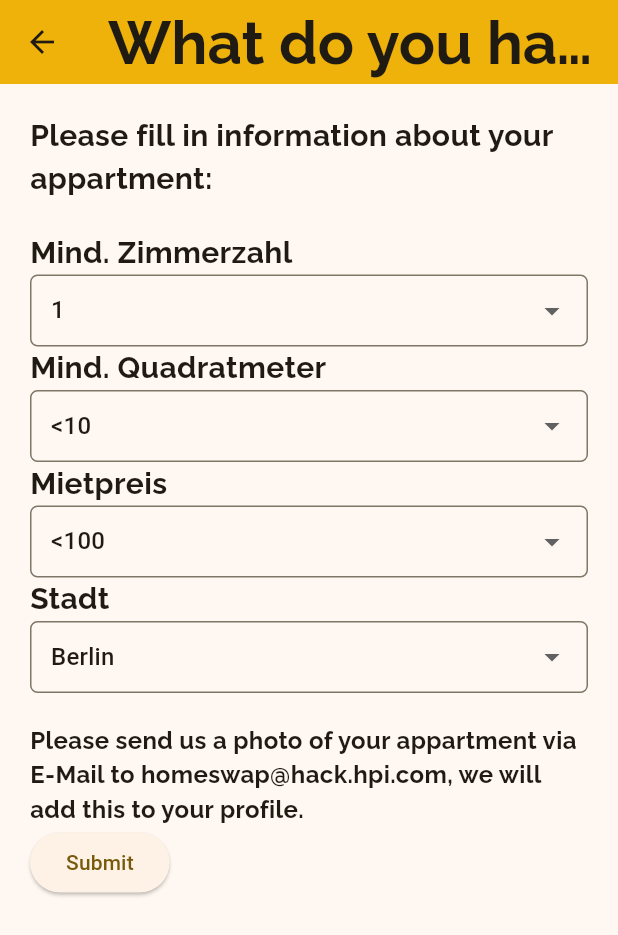
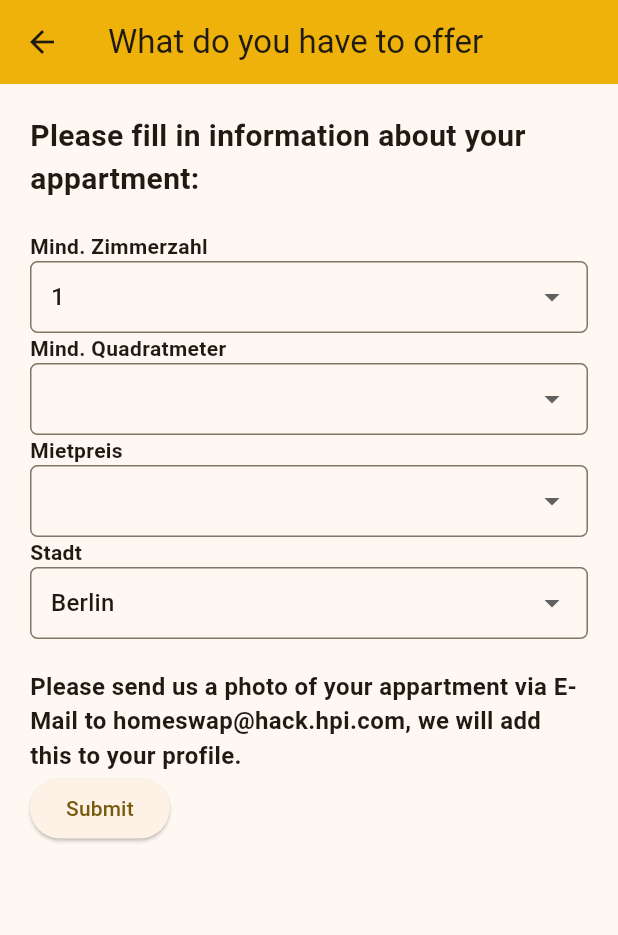
Before and after one commit to Tobias314/HomeSwap, a Flutter app: the ProfilePage screen opened directly, on a phone screen of 412 x 824 dp. Shown: the top 935 px of the screen. Run offline on Flutter 3.47's test engine with Material 3 defaults, Android fonts, the phone set to English and light mode, and no system bars; our stand-ins replace appinio_swiper, confetti, flutter_bloc, settings_ui; network calls fail.

Commit message:
Saving home preferences to database

```diff
--- a/frontend/lib/api/login.dart
+++ b/frontend/lib/api/login.dart
@@ -21,7 +21,7 @@
 
   if (response.statusCode == 200) {
     // Parse the JSON response
-    String userid = String.fromCharCodes(response.bodyBytes);
+    String userid = jsonDecode(String.fromCharCodes(response.bodyBytes));
     print('got back userid: $userid');
     return userid;
   } else {
--- a/frontend/lib/models/ApartmentPreferenceState.dart
+++ b/frontend/lib/models/ApartmentPreferenceState.dart
@@ -11,11 +11,11 @@
   ApartmentPreferenceState({
     this.id = '',
     this.minRooms = '1',
-    this.maxRooms = '10+',
-    this.minSquareMeters = '<10',
-    this.maxSquareMeters = '>200',
-    this.minRent = '<100',
-    this.maxRent = '>2000',
+    this.maxRooms = '10',
+    this.minSquareMeters = '10',
+    this.maxSquareMeters = '200',
+    this.minRent = '100',
+    this.maxRent = '2000',
     this.city = 'Berlin',
   });
 
--- a/frontend/lib/pages/login_page.dart
+++ b/frontend/lib/pages/login_page.dart
@@ -76,12 +76,11 @@
             const SizedBox(height: 32),
             ElevatedButton(
               style: ElevatedButton.styleFrom(
-                primary: const Color(0xFFEFB20A),
+                backgroundColor: const Color(0xFFEFB20A),
               ),
               child: const Text('Sign In'),
               onPressed: () {
                 print(nameController.text);
-                print('lol');
                 print(passwordController.text);
                 Future<String?>? _userid_future;
                 _userid_future = login(username: nameController.text, password: passwordController.text);
--- a/frontend/lib/pages/offer_page.dart
+++ b/frontend/lib/pages/offer_page.dart
@@ -75,7 +75,7 @@
                     );
                   },
                   style: ElevatedButton.styleFrom(
-                    primary: Color.fromARGB(255, 255, 213, 98), // Set the button color to red
+                    backgroundColor: Color.fromARGB(255, 255, 213, 98), // Set the button color to red
                   ),
                   child: const Text(
                     'Match akzeptieren',
@@ -96,7 +96,7 @@
                     );
                   },
                   style: ElevatedButton.styleFrom(
-                    primary: Color.fromARGB(255, 204, 38, 27), // Set the button color to red
+                    backgroundColor: Color.fromARGB(255, 204, 38, 27), // Set the button color to red
                   ),
                   child: Text(
                     'Match ablehnen',
--- a/frontend/lib/pages/profile_page.dart
+++ b/frontend/lib/pages/profile_page.dart
@@ -13,8 +13,8 @@
 
 class _ProfilePageState extends State<ProfilePage> {
   String selectedZimmer = '1';
-  String selectedQuadratmeter = '<10';
-  String selectedMietpreis = '<100';
+  String selectedQuadratmeter = '10';
+  String selectedMietpreis = '100';
   String selectedStadt = 'Berlin';
 
   List<String> Zimmeranzahl = [
```
Also changed, not shown: frontend/lib/api/set_user_preferences.dart (added, +33 -0 lines), frontend/lib/main.dart (+11 -11 lines), frontend/lib/pages/preference_page.dart (+13 -4 lines), frontend/pubspec.lock, 3 other files.
